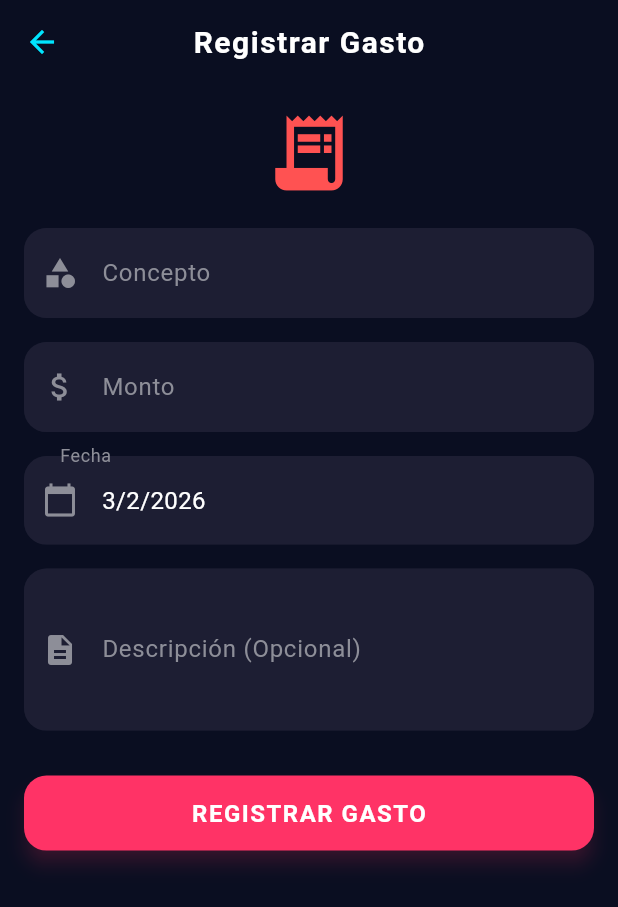
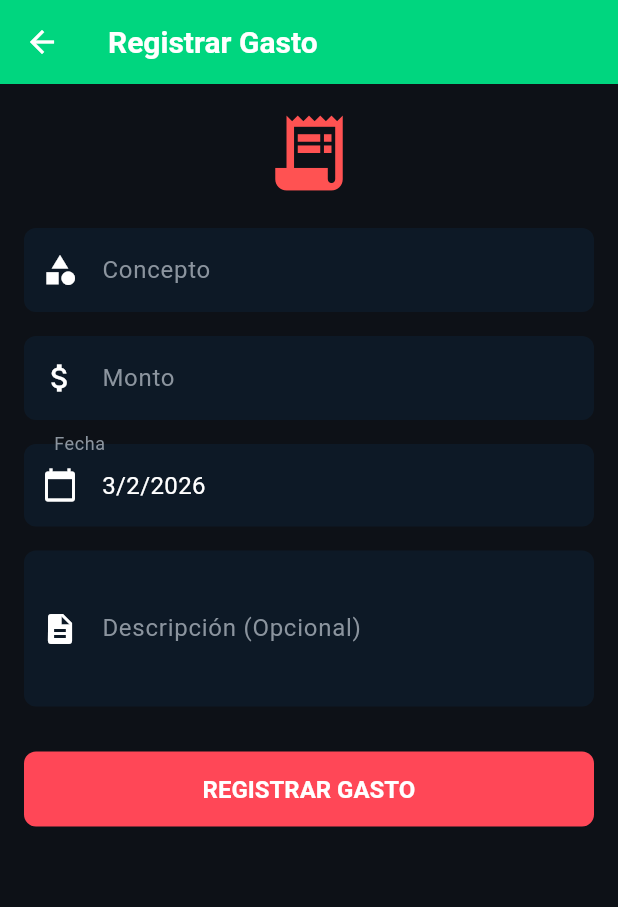
Before and after one commit to graciano90210/DIAMANTE-PRO, a Flutter app: the RegistrarGastoScreen screen opened directly, on a phone screen of 412 x 824 dp. Shown: the top 907 px of the screen. Run offline on Flutter 3.47's test engine with Material 3 defaults, Android fonts, the phone set to English and light mode, and no system bars; our stand-ins replace connectivity_plus, font_awesome_flutter, geolocator, image_picker, permission_handler, shared_preferences and 3 more; accounts and stored records are empty; network calls fail.

Commit message:
Actualizar tema web con colores verde y corregir enlaces activos

```diff
--- a/lib/main.dart
+++ b/lib/main.dart
@@ -13,87 +13,113 @@ import 'package:flutter/foundation.dart';
 import 'package:sqflite_common_ffi/sqflite_ffi.dart';
 import 'package:sqflite_common_ffi_web/sqflite_ffi_web.dart';
 
-// --- 1. CONSTANTES DE DISEÑO TECH ---
-// (Pégalas al principio del archivo, fuera de main())
-const Color kBgDark = Color(0xFF0A0E21);   // Fondo principal casi negro
-const Color kCardDark = Color(0xFF1D1E33); // Color de tarjetas y campos
-const Color kNeonCyan = Color(0xFF00E5FF); // Azul eléctrico principal
-const Color kNeonGreen = Color(0xFF00FF99); // Verde neón para acciones positivas
-const Color kNeonRed = Color(0xFFFF3366);   // Rojo neón para gastos/errores
+// --- 1. CONSTANTES DE DISEÑO DIAMANTE PRO (igual que la web) ---
+const Color kBgDark = Color(0xFF0D1117);      // Fondo principal oscuro
+const Color kCardDark = Color(0xFF161B22);    // Color de tarjetas
+const Color kInputBg = Color(0xFF0D1926);     // Fondo de inputs (azul oscuro)
+const Color kPrimaryGreen = Color(0xFF00D67F); // Verde header/botones
+const Color kNeonCyan = Color(0xFF00D67F);    // Alias para compatibilidad
+const Color kNeonGreen = Color(0xFF00D67F);   // Verde para acciones
+const Color kNeonRed = Color(0xFFFF4757);     // Rojo para errores
 const Color kTextWhite = Colors.white;
-const Color kTextGrey = Color(0xFF8D8E98);
+const Color kTextGrey = Color(0xFF8B949E);
 
-// --- 2. DEFINICIÓN DEL TEMA GLOBAL ---
-// (Pégalo justo debajo de las constantes)
+// --- 2. DEFINICIÓN DEL TEMA GLOBAL (igual que la web) ---
 final ThemeData kDarkTechTheme = ThemeData.dark().copyWith(
-  // Colores base
   scaffoldBackgroundColor: kBgDark,
-  primaryColor: kNeonCyan,
-  cardColor: kCardDark, // Para alertas y menús
+  primaryColor: kPrimaryGreen,
+  cardColor: kCardDark,
+  colorScheme: const ColorScheme.dark(
+    primary: kPrimaryGreen,
+    secondary: kPrimaryGreen,
+    surface: kCardDark,
+    error: kNeonRed,
+  ),
 
-  // Barra superior (AppBar)
+  // AppBar verde como la web
   appBarTheme: const AppBarTheme(
-    backgroundColor: kBgDark,
-    elevation: 0, // Sin sombra para un look plano y moderno
-    centerTitle: true,
-    titleTextStyle: TextStyle(color: kTextWhite, fontSize: 20, fontWeight: FontWeight.bold, letterSpacing: 1),
-    iconTheme: IconThemeData(color: kNeonCyan), // Íconos de atrás/menú en cian
+    backgroundColor: kPrimaryGreen,
+    elevation: 0,
+    centerTitle: false,
+    titleTextStyle: TextStyle(color: Colors.white, fontSize: 20, fontWeight: FontWeight.bold),
+    iconTheme: IconThemeData(color: Colors.white),
   ),
 
   // Textos
   textTheme: const TextTheme(
-    bodyMedium: TextStyle(color: kTextWhite), // Texto normal
-    bodySmall: TextStyle(color: kTextGrey),   // Subtítulos
-    titleLarge: TextStyle(color: kNeonCyan, fontWeight: FontWeight.bold), // Títulos grandes
-    titleMedium: TextStyle(color: kTextWhite, fontWeight: FontWeight.bold), // Títulos de tarjetas
+    bodyLarge: TextStyle(color: kTextWhite),
+    bodyMedium: TextStyle(color: kTextWhite),
+    bodySmall: TextStyle(color: kTextGrey),
+    titleLarge: TextStyle(color: kTextWhite, fontWeight: FontWeight.bold),
+    titleMedium: TextStyle(color: kTextWhite, fontWeight: FontWeight.bold),
+    labelLarge: TextStyle(color: kTextGrey),
   ),
 
-  // Campos de texto (Inputs) - ¡Esto hará que se vean increíbles!
+  // Inputs con fondo azul oscuro como la web
   inputDecorationTheme: InputDecorationTheme(
     filled: true,
-    fillColor: kCardDark, // Fondo oscuro
+    fillColor: kInputBg,
     labelStyle: const TextStyle(color: kTextGrey),
-    hintStyle: TextStyle(color: kTextGrey.withOpacity(0.5)),
-    contentPadding: const EdgeInsets.symmetric(horizontal: 20, vertical: 18),
+    hintStyle: TextStyle(color: kTextGrey.withOpacity(0.6)),
+    contentPadding: const EdgeInsets.symmetric(horizontal: 16, vertical: 16),
     border: OutlineInputBorder(
-      borderRadius: BorderRadius.circular(15),
-      borderSide: BorderSide.none, // Sin borde cuando no está en foco
+      borderRadius: BorderRadius.circular(8),
+      borderSide: BorderSide.none,
     ),
     enabledBorder: OutlineInputBorder(
-      borderRadius: BorderRadius.circular(15),
-      borderSide: BorderSide(color: kCardDark.withOpacity(0.5)),
+      borderRadius: BorderRadius.circular(8),
+      borderSide: BorderSide.none,
     ),
-    focusedBorder: OutlineInputBorder( // Borde brillante al tocar
-      borderRadius: BorderRadius.circular(15),
-      borderSide: const BorderSide(color: kNeonCyan, width: 2),
+    focusedBorder: OutlineInputBorder(
+      borderRadius: BorderRadius.circular(8),
+      borderSide: const BorderSide(color: kPrimaryGreen, width: 2),
     ),
-    prefixIconColor: kTextGrey,
-    suffixIconColor: kNeonCyan,
-  ),
-
-  // Botones principales (ElevatedButton)
-  elevatedButtonTheme: ElevatedButtonThemeData(
-    style: ElevatedButton.styleFrom(
-      backgroundColor: kNeonCyan, // Color de fondo cian
-      foregroundColor: kBgDark,   // Texto oscuro para contraste
-      padding: const EdgeInsets.symmetric(vertical: 16),
-      shape: RoundedRectangleBorder(borderRadius: BorderRadius.circular(15)),
-      textStyle: const TextStyle(fontSize: 18, fontWeight: FontWeight.bold, letterSpacing: 1),
-      elevation: 5,
-      shadowColor: kNeonCyan.withOpacity(0.4), // Sombra con color neón
+    errorBorder: OutlineInputBorder(
+      borderRadius: BorderRadius.circular(8),
+      borderSide: const BorderSide(color: kNeonRed, width: 1),
     ),
   ),
 
-  // Íconos generales
-  iconTheme: const IconThemeData(color: kNeonCyan),
+  // Botones verdes como la web
+  elevatedButtonTheme: ElevatedButtonThemeData(
+    style: ElevatedButton.styleFrom(
+      backgroundColor: kPrimaryGreen,
+      foregroundColor: Colors.white,
+      padding: const EdgeInsets.symmetric(vertical: 16, horizontal: 24),
+      shape: RoundedRectangleBorder(borderRadius: BorderRadius.circular(8)),
+      textStyle: const TextStyle(fontSize: 16, fontWeight: FontWeight.bold),
+      elevation: 0,
+    ),
+  ),
 
-  // Menú inferior
+  textButtonTheme: TextButtonThemeData(
+    style: TextButton.styleFrom(foregroundColor: kPrimaryGreen),
+  ),
+
+  floatingActionButtonTheme: const FloatingActionButtonThemeData(
+    backgroundColor: kPrimaryGreen,
+    foregroundColor: Colors.white,
+  ),
+
+  iconTheme: const IconThemeData(color: kPrimaryGreen),
+
   bottomNavigationBarTheme: const BottomNavigationBarThemeData(
     backgroundColor: kBgDark,
-    selectedItemColor: kNeonCyan,
+    selectedItemColor: kPrimaryGreen,
     unselectedItemColor: kTextGrey,
     elevation: 0,
-  ), dialogTheme: const DialogThemeData(backgroundColor: kCardDark),
+  ),
+
+  cardTheme: CardTheme(
+    color: kCardDark,
+    elevation: 0,
+    shape: RoundedRectangleBorder(borderRadius: BorderRadius.circular(12)),
+  ),
+
+  dialogTheme: DialogTheme(
+    backgroundColor: kCardDark,
+    shape: RoundedRectangleBorder(borderRadius: BorderRadius.circular(12)),
+  ),
 );
 
 void main() {
```
Also changed, not shown: 15 other files.
